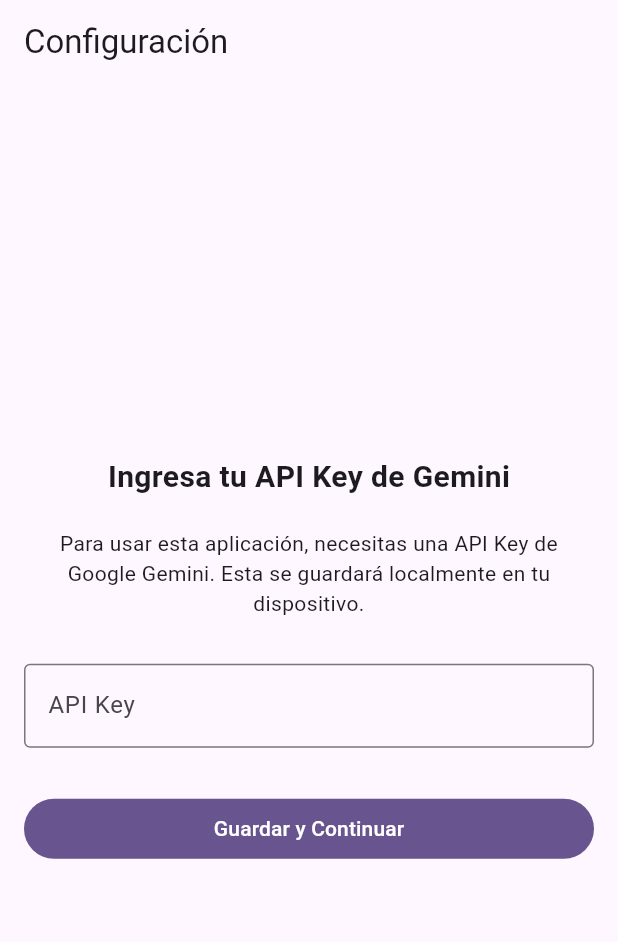
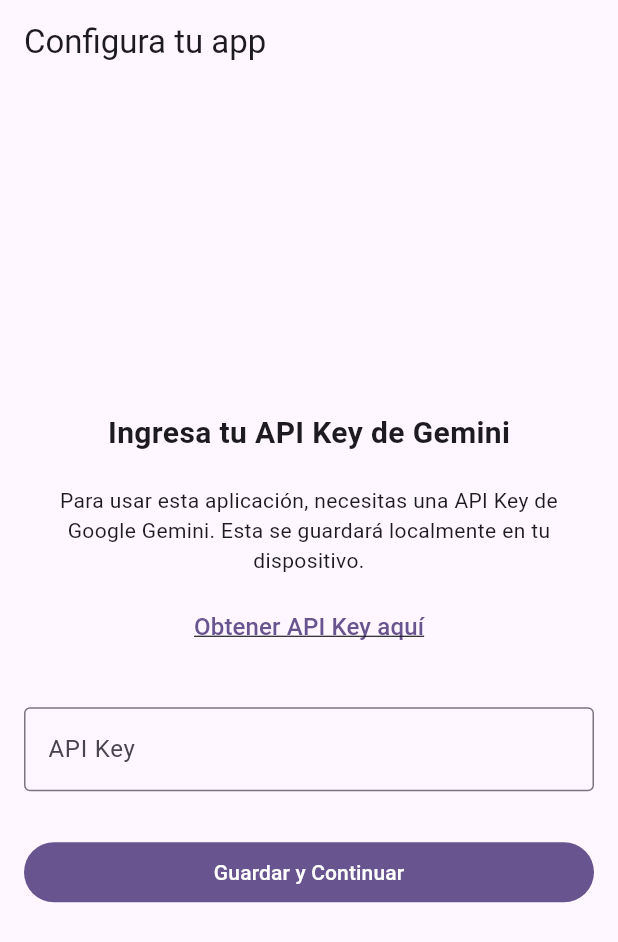
Before and after one commit to mmaurogg/gastos_inteligentes, a Flutter app: the screen it shows after launch, on a phone screen of 412 x 824 dp. Shown: the top 942 px of the screen. Run offline on Flutter 3.47's test engine with Material 3 defaults, Android fonts, the phone set to English and light mode, and no system bars; our stand-ins replace google_generative_ai, permission_handler, shared_preferences, speech_to_text, sqflite; accounts and stored records are empty.

Commit message:
feat: añadido link para consultar apkey

```diff
--- a/lib/config/constants.dart
+++ b/lib/config/constants.dart
@@ -1,3 +1 @@
-class Constants {
-  static const String apiKey = 'AIzaSyDDDW_RZ87j2JQC9peylnKVkUKlBWp2TIE';
-}
+class Constants {}
--- a/lib/screens/api_key_screen.dart
+++ b/lib/screens/api_key_screen.dart
@@ -1,5 +1,6 @@
 import 'package:flutter/material.dart';
 import 'package:shared_preferences/shared_preferences.dart';
+import 'package:url_launcher/url_launcher.dart';
 import 'home_screen.dart';
 
 class ApiKeyScreen extends StatefulWidget {
@@ -12,6 +13,17 @@
 class _ApiKeyScreenState extends State<ApiKeyScreen> {
   final _apiKeyController = TextEditingController();
   bool _isLoading = false;
+
+  Future<void> _launchURL() async {
+    final Uri url = Uri.parse('http://aistudio.google.com/api-keys');
+    if (!await launchUrl(url)) {
+      if (mounted) {
+        ScaffoldMessenger.of(context).showSnackBar(
+          const SnackBar(content: Text('No se pudo abrir el enlace')),
+        );
+      }
+    }
+  }
 
   Future<void> _saveApiKey() async {
     final apiKey = _apiKeyController.text.trim();
@@ -58,7 +70,7 @@
   @override
   Widget build(BuildContext context) {
     return Scaffold(
-      appBar: AppBar(title: const Text('Configuración')),
+      appBar: AppBar(title: const Text('Configura tu app')),
       body: Padding(
         padding: const EdgeInsets.all(16.0),
         child: Column(
@@ -73,6 +85,17 @@
               'Para usar esta aplicación, necesitas una API Key de Google Gemini. '
               'Esta se guardará localmente en tu dispositivo.',
               textAlign: TextAlign.center,
+            ),
+            const SizedBox(height: 10),
+            TextButton(
+              onPressed: _launchURL,
+              child: const Text(
+                'Obtener API Key aquí',
+                style: TextStyle(
+                  decoration: TextDecoration.underline,
+                  fontSize: 16,
+                ),
+              ),
             ),
             const SizedBox(height: 30),
             TextField(
--- a/pubspec.yaml
+++ b/pubspec.yaml
@@ -42,6 +42,7 @@
   provider: ^6.1.1
   intl: ^0.19.0
   shared_preferences: ^2.5.4
+  url_launcher: ^6.3.2
 
 dev_dependencies:
   flutter_test:
```
Also changed, not shown: lib/screens/home_screen.dart (+51 -33 lines), pubspec.lock, 6 other files.
